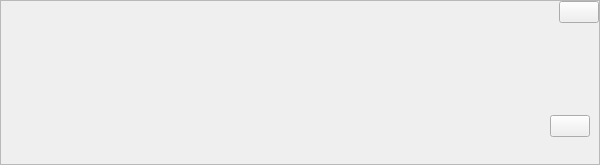
Old version of the form src/gui/dlg.ui in the repository LaM0uette/PySide6_Blank_Project_demo.
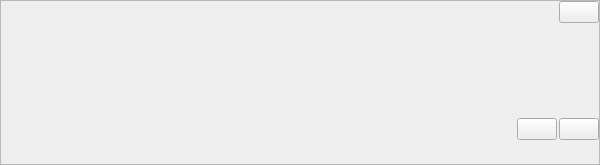
New version of the form.

```diff
--- a/src/gui/dlg.ui
+++ b/src/gui/dlg.ui
@@ -170,14 +170,29 @@
           </item>
          </layout>
         </widget>
-        <widget class="QWidget" name="pg_dlg_alerte">
-         <layout class="QVBoxLayout" name="verticalLayout">
+        <widget class="QWidget" name="pg_dlg_rep">
+         <layout class="QVBoxLayout" name="vlay_pg_dlg_rep">
+          <property name="spacing">
+           <number>0</number>
+          </property>
+          <property name="leftMargin">
+           <number>0</number>
+          </property>
+          <property name="topMargin">
+           <number>0</number>
+          </property>
+          <property name="rightMargin">
+           <number>0</number>
+          </property>
+          <property name="bottomMargin">
+           <number>0</number>
+          </property>
           <item>
-           <widget class="QLabel" name="lb_alerte_texte"/>
+           <widget class="QLabel" name="lb_rep_texte"/>
           </item>
           <item>
-           <widget class="QFrame" name="fr_pg_dlg_alerte">
-            <layout class="QHBoxLayout" name="hlay_pg_dlg_info_2">
+           <widget class="QFrame" name="fr_pg_dlg_rep">
+            <layout class="QHBoxLayout" name="hlay_pg_dlg_rep">
              <property name="spacing">
               <number>2</number>
              </property>
@@ -207,7 +222,10 @@
               </spacer>
              </item>
              <item>
-              <widget class="QPushButton" name="pb_dlg_alerte_ok"/>
+              <widget class="QPushButton" name="pb_dlg_rep_ok"/>
+             </item>
+             <item>
+              <widget class="QPushButton" name="pb_dlg_rep_annuler"/>
              </item>
             </layout>
            </widget>
```
